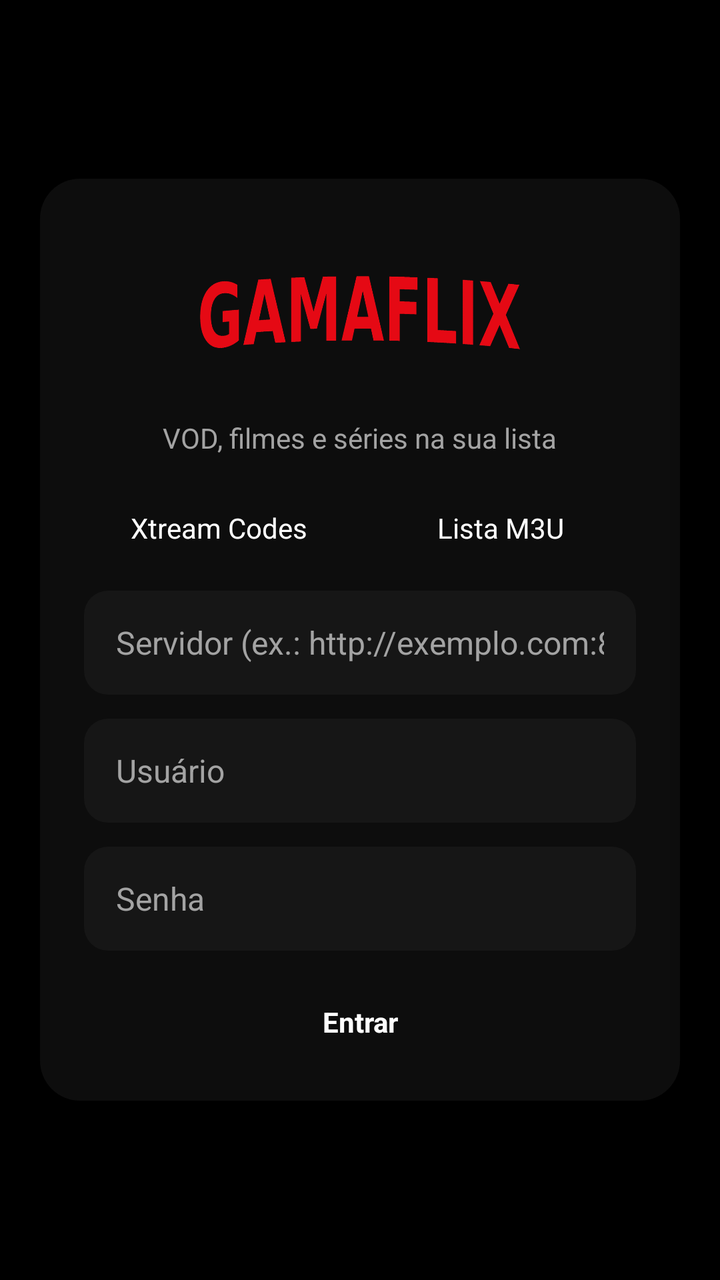
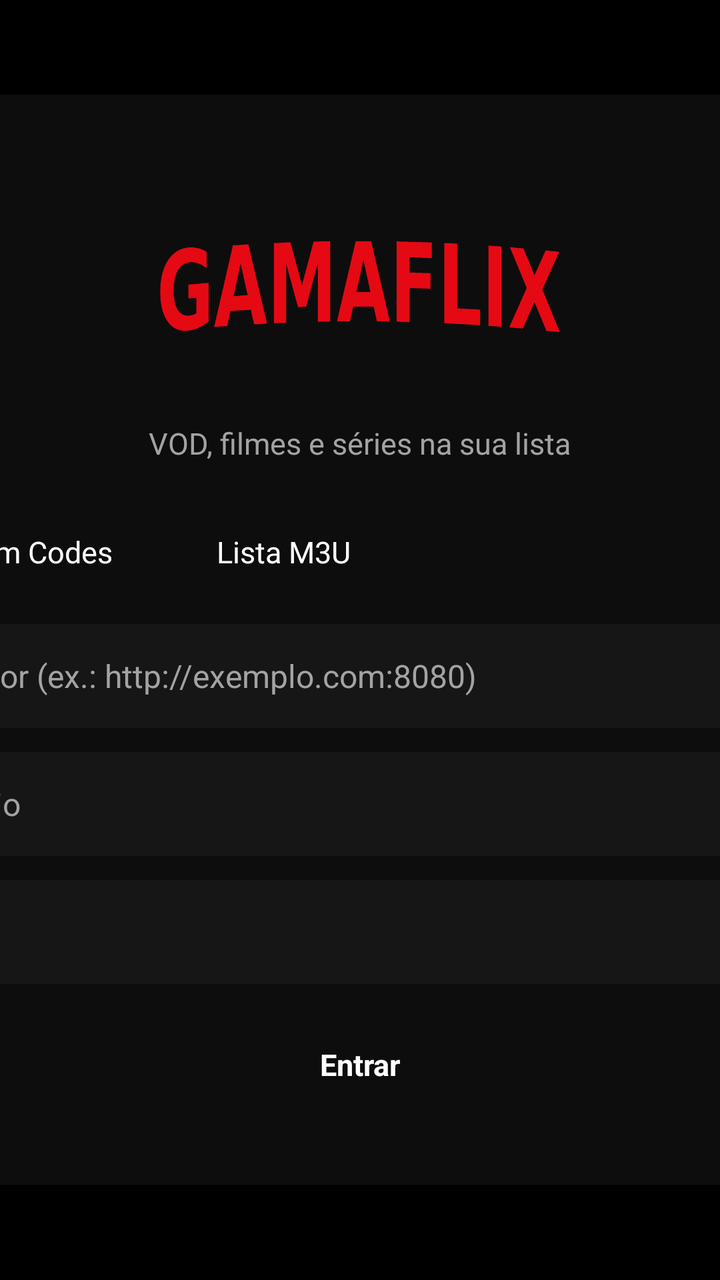

Two renders of the same Android screen: before a commit and after it. Below are the layout's source before the change and the commit's diff.
<!-- AndroidManifest.xml: application theme Theme.Nova -->
<!-- res/layout/activity_login.xml -->
<?xml version="1.0" encoding="utf-8"?>
<FrameLayout xmlns:android="http://schemas.android.com/apk/res/android"
    android:layout_width="match_parent"
    android:layout_height="match_parent"
    android:background="@drawable/bg_gradient">

    <ScrollView
        android:layout_width="match_parent"
        android:layout_height="match_parent"
        android:fillViewport="true">

        <LinearLayout
            android:layout_width="match_parent"
            android:layout_height="match_parent"
            android:gravity="center_vertical"
            android:orientation="vertical"
            android:paddingStart="20dp"
            android:paddingTop="24dp"
            android:paddingEnd="20dp"
            android:paddingBottom="24dp">

            <LinearLayout
                android:layout_width="match_parent"
                android:layout_height="wrap_content"
                android:background="@drawable/bg_panel"
                android:orientation="vertical"
                android:padding="22dp">

                <ImageView
                    android:layout_width="160dp"
                    android:layout_height="90dp"
                    android:layout_gravity="center_horizontal"
                    android:layout_marginBottom="8dp"
                    android:contentDescription="GamaFlix"
                    android:scaleType="fitCenter"
                    android:src="@drawable/gamaflix_logo" />

                <TextView
                    android:layout_width="wrap_content"
                    android:layout_height="wrap_content"
                    android:layout_gravity="center_horizontal"
                    android:layout_marginBottom="18dp"
                    android:text="VOD, filmes e séries na sua lista"
                    android:textColor="@color/muted"
                    android:textSize="14sp" />

                <LinearLayout
                    android:layout_width="match_parent"
                    android:layout_height="wrap_content"
                    android:layout_marginBottom="14dp"
                    android:orientation="horizontal">

                    <TextView
                        android:id="@+id/tabXtream"
                        style="@style/TabText"
                        android:layout_width="0dp"
                        android:layout_weight="1"
                        android:text="Xtream Codes" />

                    <TextView
                        android:id="@+id/tabM3u"
                        style="@style/TabText"
                        android:layout_width="0dp"
                        android:layout_weight="1"
                        android:layout_marginEnd="0dp"
                        android:text="Lista M3U" />
                </LinearLayout>

                <EditText
                    android:id="@+id/etServer"
                    style="@style/Field"
                    android:hint="Servidor (ex.: http://exemplo.com:8080)"
                    android:imeOptions="actionNext" />

                <EditText
                    android:id="@+id/etUser"
                    style="@style/Field"
                    android:hint="Usuário"
                    android:imeOptions="actionNext"
                    android:inputType="text" />

                <EditText
                    android:id="@+id/etPass"
                    style="@style/Field"
                    android:hint="Senha"
                    android:imeOptions="actionDone"
                    android:inputType="textPassword" />

                <TextView
                    android:id="@+id/btnEnter"
                    style="@style/TabText"
                    android:layout_width="match_parent"
                    android:layout_marginTop="6dp"
                    android:layout_marginEnd="0dp"
                    android:text="Entrar"
                    android:textStyle="bold" />
            </LinearLayout>
        </LinearLayout>
    </ScrollView>
</FrameLayout>
<!-- resources referenced by this layout -->
<resources>
  <color name="muted">#A3A3A3</color>
  <!-- drawable bg_gradient (drawable) -->
  <?xml version="1.0" encoding="utf-8"?>
  <shape xmlns:android="http://schemas.android.com/apk/res/android">
      <solid android:color="#000000" />
  </shape>
  <!-- drawable bg_panel (drawable) -->
  <?xml version="1.0" encoding="utf-8"?>
  <shape xmlns:android="http://schemas.android.com/apk/res/android">
      <solid android:color="@color/surface" />
      <corners android:radius="20dp" />
  </shape>
  <style name="Field">
          <item name="android:layout_width">match_parent</item>
          <item name="android:layout_height">52dp</item>
          <item name="android:layout_marginBottom">12dp</item>
          <item name="android:background">@drawable/bg_input</item>
          <item name="android:paddingStart">16dp</item>
          <item name="android:paddingEnd">16dp</item>
          <item name="android:textColor">@color/text</item>
          <item name="android:textColorHint">@color/muted</item>
          <item name="android:textSize">16sp</item>
          <item name="android:maxLines">1</item>
          <item name="android:inputType">textUri</item>
      </style>
  <style name="TabText">
          <item name="android:layout_width">wrap_content</item>
          <item name="android:layout_height">wrap_content</item>
          <item name="android:paddingStart">14dp</item>
          <item name="android:paddingEnd">14dp</item>
          <item name="android:paddingTop">8dp</item>
          <item name="android:paddingBottom">8dp</item>
          <item name="android:layout_marginEnd">6dp</item>
          <item name="android:background">@drawable/bg_tab</item>
          <item name="android:textColor">@color/text</item>
          <item name="android:textSize">14sp</item>
          <item name="android:focusable">true</item>
          <item name="android:clickable">true</item>
          <item name="android:gravity">center</item>
      </style>
  <style name="Theme.Nova" parent="Theme.AppCompat.NoActionBar">
          <item name="android:windowBackground">@color/bg</item>
          <item name="colorAccent">@color/accent</item>
          <item name="colorPrimary">@color/accent</item>
          <item name="android:textColorPrimary">@color/text</item>
          <item name="android:textColorSecondary">@color/muted</item>
          <item name="alertDialogTheme">@style/NovaDialog</item>
      </style>
  <color name="surface">#0D0D0D</color>
  <!-- drawable bg_input (drawable) -->
  <?xml version="1.0" encoding="utf-8"?>
  <selector xmlns:android="http://schemas.android.com/apk/res/android">
      <item android:state_focused="true">
          <shape>
              <solid android:color="@color/surface2" />
              <stroke android:width="2dp" android:color="@color/accent2" />
              <corners android:radius="12dp" />
          </shape>
      </item>
      <item>
          <shape>
              <solid android:color="@color/surface2" />
              <corners android:radius="12dp" />
          </shape>
      </item>
  </selector>
  <color name="text">#FFFFFF</color>
  <color name="bg">#000000</color>
  <color name="accent">#E50914</color>
  <style name="NovaDialog" parent="Theme.AppCompat.Dialog.Alert">
          <item name="colorAccent">@color/accent2</item>
          <item name="android:windowBackground">@drawable/bg_panel</item>
      </style>
  <color name="surface2">#161616</color>
  <color name="accent2">#FFFFFF</color>
  <!-- unchanged entries left out for length: 2 -->
</resources>

<!-- the commit's change to res/layout/activity_login.xml (unified diff, before → after) -->
@@ -4,97 +4,76 @@
     android:layout_height="match_parent"
     android:background="@drawable/bg_gradient">
 
-    <ScrollView
-        android:layout_width="match_parent"
-        android:layout_height="match_parent"
-        android:fillViewport="true">
+    <LinearLayout
+        android:layout_width="560dp"
+        android:layout_height="wrap_content"
+        android:layout_gravity="center"
+        android:background="@drawable/bg_panel"
+        android:orientation="vertical"
+        android:padding="40dp">
+
+        <ImageView
+            android:layout_width="200dp"
+            android:layout_height="112dp"
+            android:layout_gravity="center_horizontal"
+            android:layout_marginBottom="12dp"
+            android:contentDescription="GamaFlix"
+            android:scaleType="fitCenter"
+            android:src="@drawable/gamaflix_logo" />
+
+        <TextView
+            android:layout_width="wrap_content"
+            android:layout_height="wrap_content"
+            android:layout_gravity="center_horizontal"
+            android:layout_marginBottom="24dp"
+            android:text="VOD, filmes e séries na sua lista"
+            android:textColor="@color/muted"
+            android:textSize="15sp" />
 
         <LinearLayout
             android:layout_width="match_parent"
-            android:layout_height="match_parent"
-            android:gravity="center_vertical"
-            android:orientation="vertical"
-            android:paddingStart="20dp"
-            android:paddingTop="24dp"
-            android:paddingEnd="20dp"
-            android:paddingBottom="24dp">
+            android:layout_height="wrap_content"
+            android:layout_marginBottom="16dp"
+            android:orientation="horizontal">
 
-            <LinearLayout
-                android:layout_width="match_parent"
-                android:layout_height="wrap_content"
-                android:background="@drawable/bg_panel"
-                android:orientation="vertical"
-                android:padding="22dp">
+            <TextView
+                android:id="@+id/tabXtream"
+                style="@style/TabText"
+                android:text="Xtream Codes" />
 
-                <ImageView
-                    android:layout_width="160dp"
-                    android:layout_height="90dp"
-                    android:layout_gravity="center_horizontal"
-                    android:layout_marginBottom="8dp"
-                    android:contentDescription="GamaFlix"
-                    android:scaleType="fitCenter"
-                    android:src="@drawable/gamaflix_logo" />
+            <TextView
+                android:id="@+id/tabM3u"
+                style="@style/TabText"
+                android:text="Lista M3U" />
+        </LinearLayout>
 
-                <TextView
-                    android:layout_width="wrap_content"
-                    android:layout_height="wrap_content"
-                    android:layout_gravity="center_horizontal"
-                    android:layout_marginBottom="18dp"
-                    android:text="VOD, filmes e séries na sua lista"
-                    android:textColor="@color/muted"
-                    android:textSize="14sp" />
+        <EditText
+            android:id="@+id/etServer"
+            style="@style/Field"
+            android:hint="Servidor (ex.: http://exemplo.com:8080)"
+            android:imeOptions="actionNext" />
 
-                <LinearLayout
-                    android:layout_width="match_parent"
-                    android:layout_height="wrap_content"
-                    android:layout_marginBottom="14dp"
-                    android:orientation="horizontal">
+        <EditText
+            android:id="@+id/etUser"
+            style="@style/Field"
+            android:hint="Usuário"
+            android:imeOptions="actionNext"
+            android:inputType="text" />
 
-                    <TextView
-                        android:id="@+id/tabXtream"
-                        style="@style/TabText"
-                        android:layout_width="0dp"
-                        android:layout_weight="1"
-                        android:text="Xtream Codes" />
+        <EditText
+            android:id="@+id/etPass"
+            style="@style/Field"
+            android:hint="Senha"
+            android:imeOptions="actionDone"
+            android:inputType="textPassword" />
 
-                    <TextView
-                        android:id="@+id/tabM3u"
-                        style="@style/TabText"
-                        android:layout_width="0dp"
-                        android:layout_weight="1"
-                        android:layout_marginEnd="0dp"
-                        android:text="Lista M3U" />
-                </LinearLayout>
-
-                <EditText
-                    android:id="@+id/etServer"
-                    style="@style/Field"
-                    android:hint="Servidor (ex.: http://exemplo.com:8080)"
-                    android:imeOptions="actionNext" />
-
-                <EditText
-                    android:id="@+id/etUser"
-                    style="@style/Field"
-                    android:hint="Usuário"
-                    android:imeOptions="actionNext"
-                    android:inputType="text" />
-
-                <EditText
-                    android:id="@+id/etPass"
-                    style="@style/Field"
-                    android:hint="Senha"
-                    android:imeOptions="actionDone"
-                    android:inputType="textPassword" />
-
-                <TextView
-                    android:id="@+id/btnEnter"
-                    style="@style/TabText"
-                    android:layout_width="match_parent"
-                    android:layout_marginTop="6dp"
-                    android:layout_marginEnd="0dp"
-                    android:text="Entrar"
-                    android:textStyle="bold" />
-            </LinearLayout>
-        </LinearLayout>
-    </ScrollView>
+        <TextView
+            android:id="@+id/btnEnter"
+            style="@style/TabText"
+            android:layout_width="match_parent"
+            android:layout_marginTop="8dp"
+            android:layout_marginEnd="0dp"
+            android:text="Entrar"
+            android:textStyle="bold" />
+    </LinearLayout>
 </FrameLayout>
<!-- resource entries referenced after the edit -->
@@ -28,14 +28,14 @@
   <style name="TabText">
           <item name="android:layout_width">wrap_content</item>
           <item name="android:layout_height">wrap_content</item>
-          <item name="android:paddingStart">14dp</item>
-          <item name="android:paddingEnd">14dp</item>
-          <item name="android:paddingTop">8dp</item>
-          <item name="android:paddingBottom">8dp</item>
-          <item name="android:layout_marginEnd">6dp</item>
+          <item name="android:paddingStart">22dp</item>
+          <item name="android:paddingEnd">22dp</item>
+          <item name="android:paddingTop">10dp</item>
+          <item name="android:paddingBottom">10dp</item>
+          <item name="android:layout_marginEnd">8dp</item>
           <item name="android:background">@drawable/bg_tab</item>
           <item name="android:textColor">@color/text</item>
-          <item name="android:textSize">14sp</item>
+          <item name="android:textSize">15sp</item>
           <item name="android:focusable">true</item>
           <item name="android:clickable">true</item>
           <item name="android:gravity">center</item>
